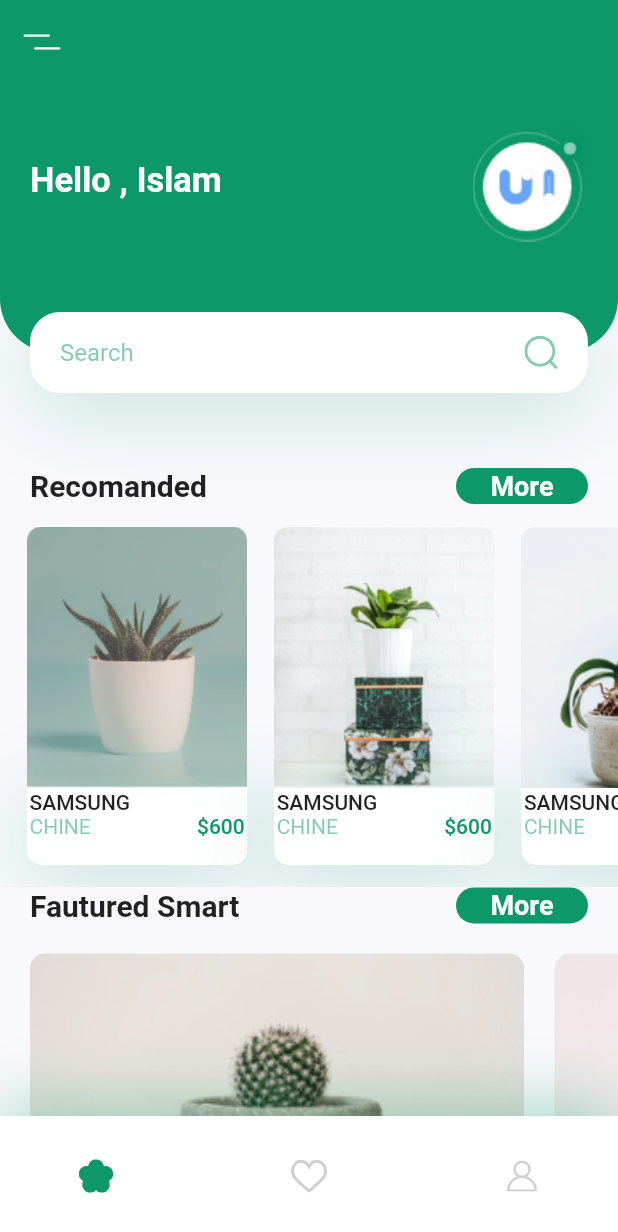
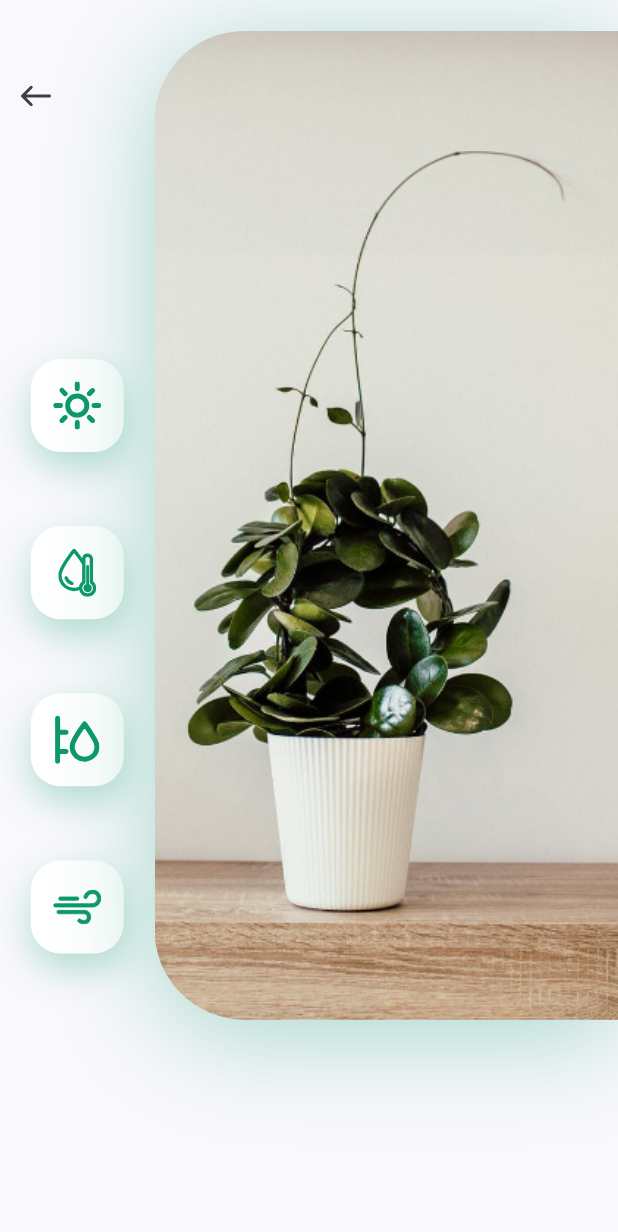
Before and after one commit to islambou9427/E-comerce-Smartphone-UI, a Flutter app: the screen it shows after launch, after a tap on an icon or button, on a phone screen of 412 x 824 dp. Shown: the top 1232 px of the screen. Run offline on Flutter 3.47's test engine with Material 2 defaults, Android fonts, the phone set to English and light mode, and no system bars; our stand-ins replace flutter_svg.

```diff
--- /dev/null
+++ b/EcommerceUI/lib/details/Body.dart
@@ -0,0 +1,97 @@
+import 'package:EcommerceUI/constants.dart';
+import 'package:flutter/material.dart';
+import 'package:flutter_svg/flutter_svg.dart';
+
+class Body extends StatelessWidget {
+  @override
+  Widget build(BuildContext context) {
+    Size size = MediaQuery.of(context).size;
+    return Column(
+      children: <Widget>[
+        SizedBox(
+          height: size.height * 0.85,
+          child: Row(
+            children: <Widget>[
+              Expanded(
+                child: Padding(
+                  padding:
+                      const EdgeInsets.symmetric(vertical: kDefaultPadding * 2),
+                  child: Column(
+                    children: <Widget>[
+                      Align(
+                        alignment: Alignment.topLeft,
+                        child: IconButton(
+                          icon: SvgPicture.asset('assets/icons/back_arrow.svg'),
+                          onPressed: () {
+                            Navigator.pop(context);
+                          },
+                        ),
+                      ),
+                      Spacer(),
+                      IconCard(icon: "assets/icons/sun.svg"),
+                      IconCard(icon: "assets/icons/icon_2.svg"),
+                      IconCard(icon: "assets/icons/icon_3.svg"),
+                      IconCard(icon: "assets/icons/icon_4.svg"),
+                    ],
+                  ),
+                ),
+              ),
+              Container(
+                height: size.height * 0.8,
+                width: size.width * 0.75,
+                decoration: BoxDecoration(
+                  borderRadius: BorderRadius.only(
+                    topLeft: Radius.circular(60),
+                    bottomLeft: Radius.circular(60),
+                  ),
+                  boxShadow: [
+                    BoxShadow(
+                        offset: Offset(0, 10),
+                        blurRadius: 60,
+                        color: kPrimaryColor.withOpacity(0.35))
+                  ],
+                  image: DecorationImage(
+                    image: AssetImage('assets/images/img.png'),
+                    fit: BoxFit.cover,
+                    alignment: Alignment.centerLeft,
+                  ),
+                ),
+              ),
+            ],
+          ),
+        ),
+      ],
+    );
+  }
+}
+
+class IconCard extends StatelessWidget {
+  const IconCard({
+    Key key,
+    this.icon,
+  }) : super(key: key);
+  final String icon;
+
+  @override
+  Widget build(BuildContext context) {
+    Size size = MediaQuery.of(context).size;
+    return Container(
+      padding: EdgeInsets.all(15),
+      margin: EdgeInsets.symmetric(vertical: size.height * 0.03),
+      height: 62,
+      width: 62,
+      decoration: BoxDecoration(
+        color: Colors.white,
+        borderRadius: BorderRadius.circular(20),
+        boxShadow: [
+          BoxShadow(
+            offset: Offset(0, 10),
+            blurRadius: 20,
+            color: kPrimaryColor.withOpacity(0.29),
+          )
+        ],
+      ),
+      child: SvgPicture.asset(icon),
+    );
+  }
+}
--- /dev/null
+++ b/EcommerceUI/lib/details/componants/Dtails_screen.dart
@@ -0,0 +1,11 @@
+import 'package:EcommerceUI/details/Body.dart';
+import 'package:flutter/material.dart';
+
+class DetailScreens extends StatelessWidget {
+  @override
+  Widget build(BuildContext context) {
+    return Scaffold(
+      body: Body(),
+    );
+  }
+}
--- a/EcommerceUI/lib/screens/home/RecomandProduct.dart
+++ b/EcommerceUI/lib/screens/home/RecomandProduct.dart
@@ -1,3 +1,4 @@
+import 'package:EcommerceUI/details/componants/Dtails_screen.dart';
 import 'package:flutter/material.dart';
 
 import '../../constants.dart';
@@ -18,14 +19,26 @@ class RecomamnedProduct extends StatelessWidget {
             title: 'samsung',
             country: 'chine',
             price: 600,
-            press: () {},
+            press: () {
+              Navigator.push(
+                  context,
+                  MaterialPageRoute(
+                    builder: (context) => DetailScreens(),
+                  ));
+            },
           ),
           RecommendeSmart(
             image: 'assets/images/image_2.png',
             title: 'samsung',
             country: 'chine',
             price: 600,
-            press: () {},
+            press: () {
+              Navigator.push(
+                  context,
+                  MaterialPageRoute(
+                    builder: (context) => DetailScreens(),
+                  ));
+            },
           ),
           RecommendeSmart(
             image: 'assets/images/image_3.png',
@@ -39,7 +52,13 @@ class RecomamnedProduct extends StatelessWidget {
             title: 'samsung',
             country: 'chine',
             price: 600,
-            press: () {},
+            press: () {
+              Navigator.push(
+                  context,
+                  MaterialPageRoute(
+                    builder: (context) => DetailScreens(),
+                  ));
+            },
           ),
         ],
       ),
```
